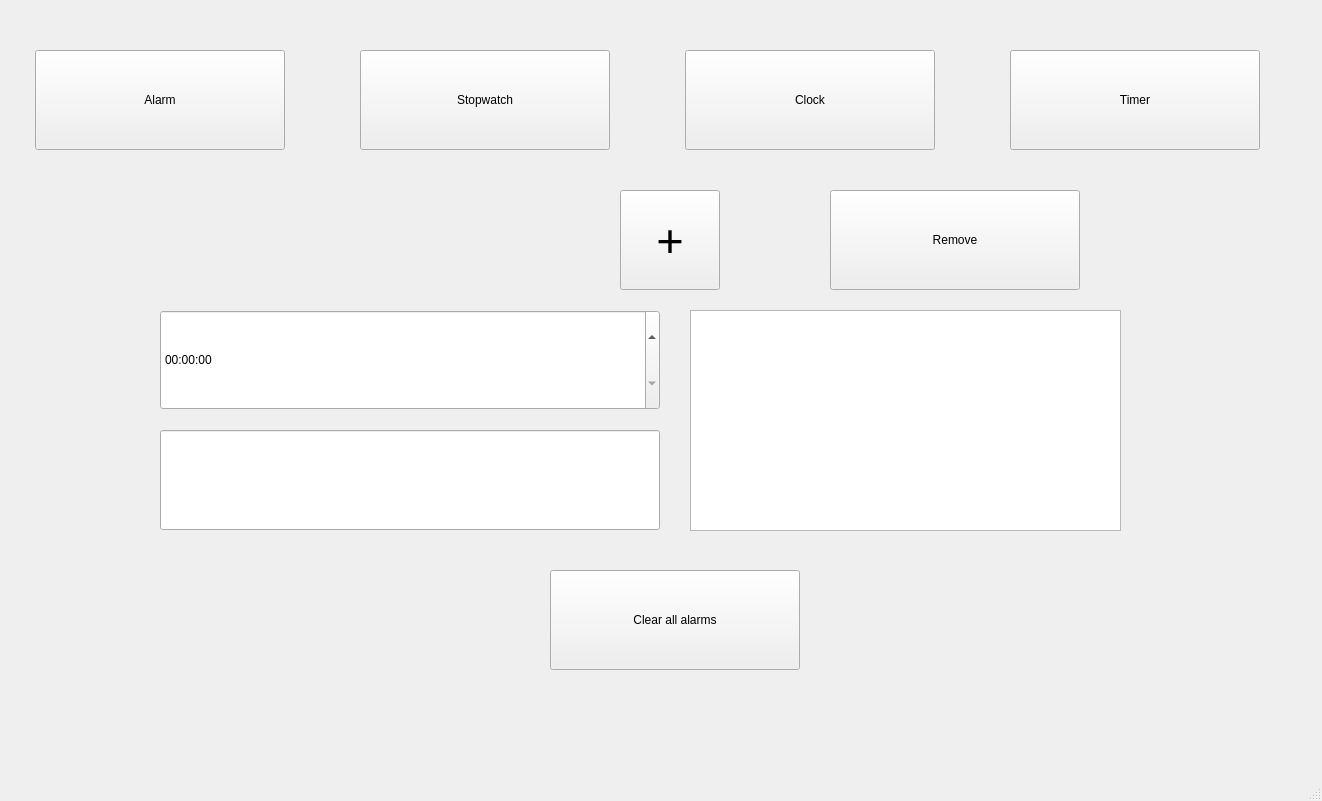
The window that C++/Projects/Clock/QtGUI/ClockGUI/mainwindow.ui (MikitaVitkouski/BSU) describes before a commit, drawn with Qt 5.
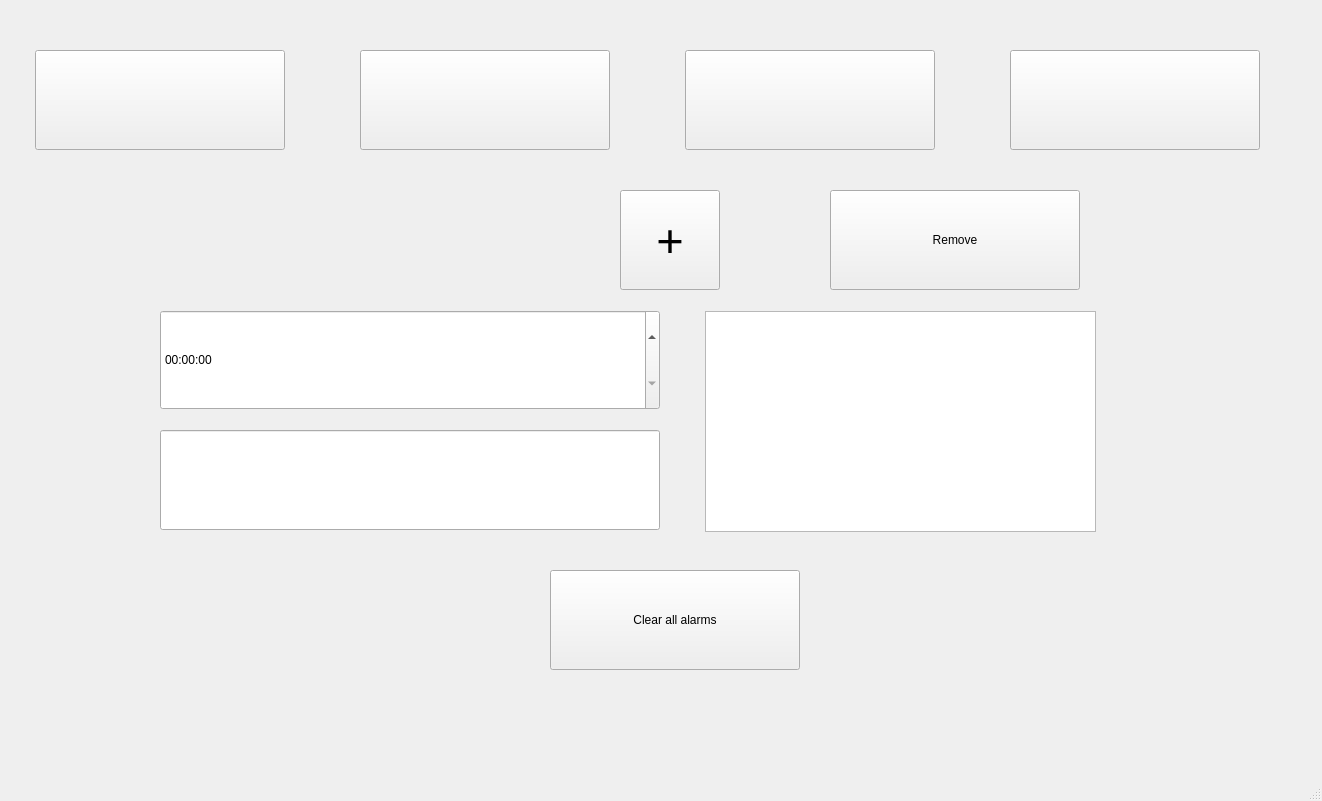
The same window after the commit. Icons and pictures are not drawn.

Commit message: Add icons for btnAlarm, btnStopwatch, btnClock, btnTimer, resources.qrc

```diff
--- a/C++/Projects/Clock/QtGUI/ClockGUI/mainwindow.ui
+++ b/C++/Projects/Clock/QtGUI/ClockGUI/mainwindow.ui
@@ -30,7 +30,17 @@
      </sizepolicy>
     </property>
     <property name="text">
-     <string>Alarm</string>
+     <string/>
+    </property>
+    <property name="icon">
+     <iconset>
+      <normaloff>resources/alarm.svg</normaloff>resources/alarm.svg</iconset>
+    </property>
+    <property name="iconSize">
+     <size>
+      <width>64</width>
+      <height>64</height>
+     </size>
     </property>
    </widget>
    <widget class="QPushButton" name="btnStopwatch">
@@ -49,7 +59,17 @@
      </sizepolicy>
     </property>
     <property name="text">
-     <string>Stopwatch</string>
+     <string/>
+    </property>
+    <property name="icon">
+     <iconset>
+      <normaloff>resources/stopwatch.svg</normaloff>resources/stopwatch.svg</iconset>
+    </property>
+    <property name="iconSize">
+     <size>
+      <width>64</width>
+      <height>64</height>
+     </size>
     </property>
    </widget>
    <widget class="QPushButton" name="btnClock">
@@ -68,7 +88,17 @@
      </sizepolicy>
     </property>
     <property name="text">
-     <string>Clock</string>
+     <string/>
+    </property>
+    <property name="icon">
+     <iconset>
+      <normaloff>resources/clock.png</normaloff>resources/clock.png</iconset>
+    </property>
+    <property name="iconSize">
+     <size>
+      <width>64</width>
+      <height>64</height>
+     </size>
     </property>
    </widget>
    <widget class="QPushButton" name="btnTimer">
@@ -87,7 +117,17 @@
      </sizepolicy>
     </property>
     <property name="text">
-     <string>Timer</string>
+     <string/>
+    </property>
+    <property name="icon">
+     <iconset>
+      <normaloff>resources/timer.svg</normaloff>resources/timer.svg</iconset>
+    </property>
+    <property name="iconSize">
+     <size>
+      <width>64</width>
+      <height>64</height>
+     </size>
     </property>
    </widget>
    <widget class="QStackedWidget" name="stackedWidget">
@@ -124,16 +164,6 @@
        <string>+</string>
       </property>
      </widget>
-     <widget class="QListWidget" name="listWidgetAlarms">
-      <property name="geometry">
-       <rect>
-        <x>540</x>
-        <y>130</y>
-        <width>431</width>
-        <height>221</height>
-       </rect>
-      </property>
-     </widget>
      <widget class="QTimeEdit" name="timeEditAlarm">
       <property name="geometry">
        <rect>
@@ -180,6 +210,16 @@
        <string>Remove</string>
       </property>
      </widget>
+     <widget class="QListWidget" name="listWidgetAlarms">
+      <property name="geometry">
+       <rect>
+        <x>555</x>
+        <y>131</y>
+        <width>391</width>
+        <height>221</height>
+       </rect>
+      </property>
+     </widget>
     </widget>
     <widget class="QWidget" name="pageStopwatch">
      <widget class="QPushButton" name="btnPlayStopwatch">
```
Left out of the diff: 2 changed lines with no effect on the pictures. The commit also changes 9 other files.
